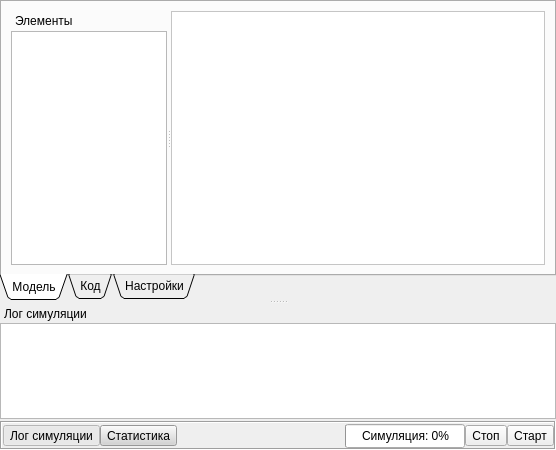
Above: interface/document.ui from alekseyl1992/qmb before the change. Below: the same form after it.
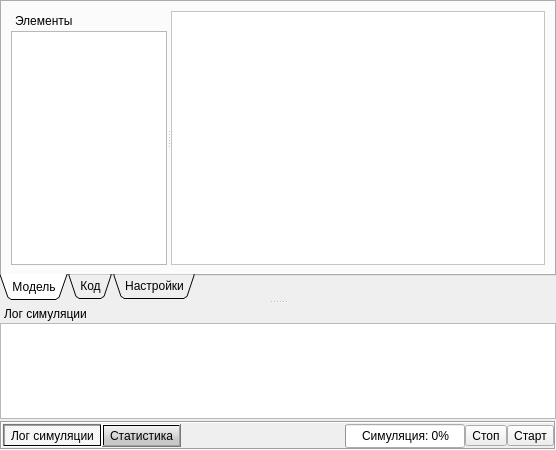
That is the form after the change. Icons and pictures are not drawn.

```diff
--- a/interface/document.ui
+++ b/interface/document.ui
@@ -58,14 +58,13 @@
       </property>
       <item>
        <widget class="QToolButton" name="logButton">
+        <property name="autoFillBackground">
+         <bool>false</bool>
+        </property>
         <property name="styleSheet">
-         <string notr="true">QToolButton:checked
-{
-	background-color: rgb(255, 255, 255);
-}
-QToolButton
-{
-	background-color: lightgray;
+         <string notr="true">QToolButton
+{	
+	background-color: qlineargradient(spread:pad, x1:1, y1:1, x2:1, y2:0, stop:0.288557 rgba(200, 200, 200, 255), stop:1 rgba(245, 245, 245, 255));
 }</string>
         </property>
         <property name="text">
@@ -94,13 +93,9 @@
       <item>
        <widget class="QToolButton" name="toolButton">
         <property name="styleSheet">
-         <string notr="true">QToolButton:checked
-{
-	background-color: rgb(255, 255, 255);
-}
-QToolButton
-{
-	background-color: lightgray;
+         <string notr="true">QToolButton
+{	
+	background-color: qlineargradient(spread:pad, x1:1, y1:1, x2:1, y2:0, stop:0.288557 rgba(200, 200, 200, 255), stop:1 rgba(245, 245, 245, 255));
 }</string>
         </property>
         <property name="text">
```
